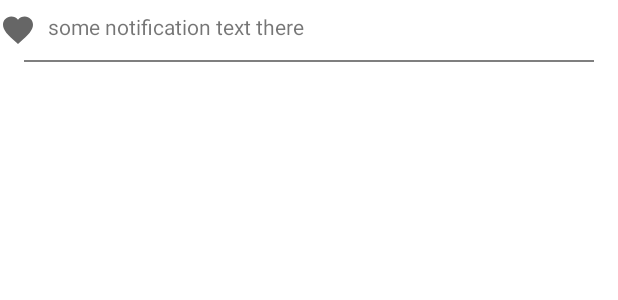
After one commit to KhusainovFarrukh/CommunityApp, an Android app: the layout viewholder_notification.xml on its own in the app's theme, with its tools: preview values and no code run, on a phone screen of 412 x 824 dp. The commit adds this screen. Shown: the top 300 px of the screen. Run offline under Robolectric (Android 15) with nearby library versions, the phone set to English and light mode, and no system bars; network calls fail.

Commit message:
Added Getting notifications functionality (temp)

```diff
--- a/app/src/main/java/khusainov/farrukh/communityapp/model/Notif.kt
+++ /dev/null
@@ -1,6 +0,0 @@
-package khusainov.farrukh.communityapp.model
-
-data class Notif(
-    val verb: String,
-    val read: Boolean
-)
--- a/app/src/main/java/khusainov/farrukh/communityapp/recycleradapter/ArticleAdapter.kt
+++ b/app/src/main/java/khusainov/farrukh/communityapp/recycleradapter/ArticleAdapter.kt
@@ -10,8 +10,8 @@ import androidx.recyclerview.widget.RecyclerView
 import coil.load
 import khusainov.farrukh.communityapp.R
 import khusainov.farrukh.communityapp.callback.ArticleCallback
+import khusainov.farrukh.communityapp.clicklistener.ArticleClickListener
 import khusainov.farrukh.communityapp.model.Article
-import khusainov.farrukh.communityapp.ui.ArticleClickListener
 
 class ArticleAdapter(private val articleClickListener: ArticleClickListener) :
     ListAdapter<Article, ArticleViewHolder>(ArticleCallback()) {
@@ -27,13 +27,12 @@ class ArticleAdapter(private val articleClickListener: ArticleClickListener) :
         }
         holder.onBindArticle(getItem(position))
     }
-
-
 }
 
 class ArticleViewHolder(itemView: View) : RecyclerView.ViewHolder(itemView) {
 
     private val txvTitle = itemView.findViewById<TextView>(R.id.txv_title)
+    private val txvAuthor = itemView.findViewById<TextView>(R.id.txv_author)
     private val txvViews = itemView.findViewById<TextView>(R.id.txv_views)
     private val txvLikes = itemView.findViewById<TextView>(R.id.txv_likes)
     private val txvComments = itemView.findViewById<TextView>(R.id.txv_comments)
@@ -41,6 +40,7 @@ class ArticleViewHolder(itemView: View) : RecyclerView.ViewHolder(itemView) {
 
     fun onBindArticle(article: Article) {
         txvTitle.text = article.title
+        txvAuthor.text = article.user.profile.name
         txvViews.text = article.stats.viewsCount.toString()
         txvLikes.text = article.stats.likesCount.toString()
         txvComments.text = article.stats.commentsCount.toString()
--- /dev/null
+++ b/app/src/main/res/layout/viewholder_notification.xml
@@ -0,0 +1,45 @@
+<?xml version="1.0" encoding="utf-8"?>
+<androidx.constraintlayout.widget.ConstraintLayout xmlns:android="http://schemas.android.com/apk/res/android"
+    xmlns:app="http://schemas.android.com/apk/res-auto"
+    xmlns:tools="http://schemas.android.com/tools"
+    android:layout_width="match_parent"
+    android:layout_height="wrap_content">
+
+    <ImageView
+        android:id="@+id/imv_icon"
+        android:layout_width="wrap_content"
+        android:layout_height="wrap_content"
+        android:layout_marginTop="8dp"
+        app:layout_constraintStart_toStartOf="parent"
+        app:layout_constraintTop_toTopOf="parent"
+        tools:src="@drawable/ic_favorite" />
+
+    <TextView
+        android:id="@+id/txv_notification_text"
+        android:layout_width="0dp"
+        android:layout_height="wrap_content"
+        android:layout_marginStart="8dp"
+        app:layout_constraintEnd_toEndOf="parent"
+        app:layout_constraintStart_toEndOf="@id/imv_icon"
+        app:layout_constraintTop_toTopOf="@id/imv_icon"
+        tools:text="some notification text there" />
+
+    <View
+        android:id="@+id/divider"
+        android:layout_width="0dp"
+        android:layout_height="1dp"
+        android:layout_marginStart="16dp"
+        android:layout_marginEnd="16dp"
+        android:background="#80000000"
+        android:layout_marginTop="8dp"
+        app:layout_constraintTop_toBottomOf="@id/barrier"
+        app:layout_constraintEnd_toEndOf="parent"
+        app:layout_constraintStart_toStartOf="parent" />
+
+    <androidx.constraintlayout.widget.Barrier
+        android:id="@+id/barrier"
+        android:layout_width="wrap_content"
+        android:layout_height="wrap_content"
+        app:barrierDirection="bottom"
+        app:constraint_referenced_ids="imv_icon, txv_notification_text" />
+</androidx.constraintlayout.widget.ConstraintLayout>
--- a/app/src/main/res/values/strings.xml
+++ b/app/src/main/res/values/strings.xml
@@ -1,3 +1,8 @@
 <resources>
     <string name="app_name">CommunityApp</string>
+    <string name="verb_post">%s1 %s2 ni chop etdi.</string>
+    <string name="verb_follow_user">%s sizga yozildi.</string>
+    <string name="verb_post_upvote">%s1 %s2 ga layk bosdi.</string>
+    <string name="verb_reply">%s1 %s2 ni sharhladi: \n%s3.</string>
+    <string name="verb_else">%s turidagi xabarnoma. Dastur muallifiga xabar bering.</string>
 </resources>
```
Also changed, not shown: app/src/main/java/khusainov/farrukh/communityapp/api/CommunityApi.kt (+7 -7 lines), app/src/main/java/khusainov/farrukh/communityapp/api/RetrofitInstance.kt (+10 -0 lines), app/src/main/java/khusainov/farrukh/communityapp/callback/NotificationCallback.kt (added, +15 -0 lines), app/src/main/java/khusainov/farrukh/communityapp/clicklistener/ArticleClickListener.kt (added, +7 -0 lines), app/src/main/java/khusainov/farrukh/communityapp/clicklistener/NotificationClickListener.kt (added, +7 -0 lines), app/src/main/java/khusainov/farrukh/communityapp/model/Article.kt (+5 -15 lines), app/src/main/java/khusainov/farrukh/communityapp/model/Notification.kt (added, +12 -0 lines), app/src/main/java/khusainov/farrukh/communityapp/model/SharedModels.kt (added, +15 -0 lines), app/src/main/java/khusainov/farrukh/communityapp/recycleradapter/NotificationAdapter.kt (added, +116 -0 lines), app/src/main/java/khusainov/farrukh/communityapp/repo/Repository.kt (+4 -4 lines), app/src/main/java/khusainov/farrukh/communityapp/ui/HomeActivity.kt (+19 -0 lines), app/src/main/java/khusainov/farrukh/communityapp/ui/MainFragment.kt (+9 -45 lines), app/src/main/java/khusainov/farrukh/communityapp/ui/NotificationsFragment.kt (added, +107 -0 lines), app/src/main/java/khusainov/farrukh/communityapp/viewmodel/MainViewModel.kt (+9 -4 lines), 2 more files.
